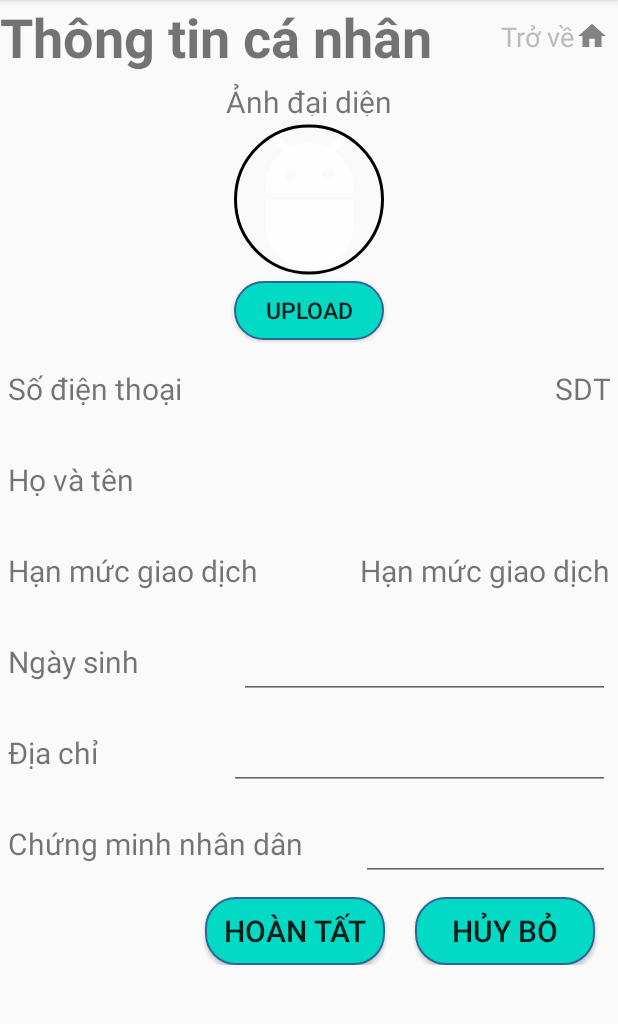
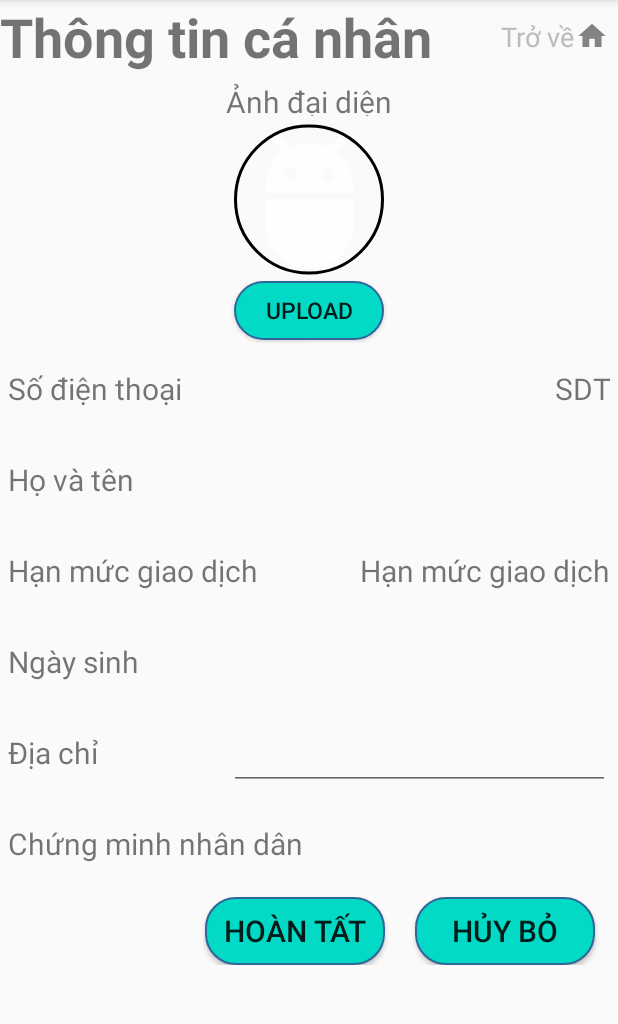
Before and after one commit to tuyen3962/Ewallet, an Android app: the PersonalDetailActivity screen opened directly, with no data from a screen before it, after a tap on "SỬA", on a phone screen of 412 x 824 dp, the part 84-1108 px from its top. Run offline under Robolectric (Android 15) with nearby library versions, the light colour scheme and no system bars; our stand-ins replace CircleImageView, Firebase (no records; nobody signed in at launch, a user with empty details on screens opened directly); pictures from the network do not load; 1 statement that could not run was skipped.

Commit message:
Edit user profile
Minor update editing user profile

```diff
--- a/EwalletExample/app/src/main/java/com/example/ewalletexample/PersonalDetailActivity.java
+++ b/EwalletExample/app/src/main/java/com/example/ewalletexample/PersonalDetailActivity.java
@@ -11,6 +11,7 @@
 import de.hdodenhof.circleimageview.CircleImageView;
 
 import android.Manifest;
+import android.app.DatePickerDialog;
 import android.content.Intent;
 import android.content.pm.PackageManager;
 import android.graphics.Bitmap;
@@ -21,6 +22,7 @@
 import android.util.Log;
 import android.view.View;
 import android.widget.Button;
+import android.widget.DatePicker;
 import android.widget.EditText;
 import android.widget.TextView;
 
@@ -53,8 +55,9 @@
 
 import java.io.File;
 import java.io.IOException;
+import java.util.Calendar;
 
-public class PersonalDetailActivity extends AppCompatActivity implements AlertDialogTakePictureFunction, ResponseMethod, ResponseModelByKey<UserModel> {
+public class PersonalDetailActivity extends AppCompatActivity implements AlertDialogTakePictureFunction, ResponseMethod, ResponseModelByKey<UserModel>, DatePickerDialog.OnDateSetListener {
     private final static String DIALOG_TAG = "DIALOG";
     private final static int TAKE_PHOTO_REQUEST = 100;
     private final static int PICK_IMAGE_REQUEST = 101;
@@ -66,7 +69,7 @@
             btnEditUserDetail, btnFinishEditUserDetail, btnCancelEditUserDetail;
 
     TextView tvDateOfBirth, tvAddress, tvCMND, tvFullname;
-    EditText etDateOfBirth, etAddress, etCMND;
+    EditText etAddress;
     CircleImageView imgAccount;
     ProgressBarManager progressBarManager;
 
@@ -81,8 +84,9 @@
     private String currentPhotoPath;
     private File photoFile;
     private Uri photoUri;
-    private boolean canTakePhoto = false;
-    private boolean canPickImage = false;
+    private boolean canTakePhoto = false, canPickImage = false;
+
+    DatePickerDialog datePickerDialog;
 
     @Override
     protected void onCreate(Bundle savedInstanceState) {
@@ -99,6 +103,7 @@
     }
 
     void Initialize(){
+        datePickerDialog = new DatePickerDialog(this,this,1998,1,1);
         btnCancelEditUserDetail = findViewById(R.id.btnCancelEditUserDetail);
         btnVerifyUploadImage = findViewById(R.id.btnVerifyUploadImage);
         btnCancelUploadImage = findViewById(R.id.btnCancelUploadImage);
@@ -111,13 +116,11 @@
         tvCMND = findViewById(R.id.tvCMND);
         tvFullname = findViewById(R.id.tvFullName);
 
-        managementTextViewVisibility = new TextVisibilityManagement(true, tvAddress, tvCMND,tvDateOfBirth);
+        managementTextViewVisibility = new TextVisibilityManagement(tvAddress, tvCMND);
 
-        etDateOfBirth = findViewById(R.id.etDateOfBirth);
         etAddress = findViewById(R.id.etAddress);
-        etCMND = findViewById(R.id.etCMND);
 
-        managementEditTextVisibility = new TextVisibilityManagement(false, etAddress, etCMND, etDateOfBirth);
+        managementEditTextVisibility = new TextVisibilityManagement(etAddress);
 
         imgAccount = findViewById(R.id.imgAccount);
 
@@ -243,7 +246,6 @@
         dialogTakePicture.show(ft, DIALOG_TAG);
     }
 
-    //Finish
     public void EditUserDetailEvent(View view){
         ShowEditTextUserDetail();
         HideTextViewUserDetail();
@@ -252,8 +254,8 @@
 
     //Unfinish
     public void FinishEditUserDetailEvent(View view) {
-        String dob = etDateOfBirth.getText().toString();
-        String cmnd = etCMND.getText().toString();
+        String dob = tvDateOfBirth.getText().toString();
+        String cmnd = tvCMND.getText().toString();
         String address = etAddress.getText().toString();
 
         String[] arrStr = new String[]{"userid:"+ user.getUserId(),"pin:","dob:" + dob,"cmnd:"+ cmnd,"address:"+ address};
@@ -272,6 +274,12 @@
         ShowTextViewUserDetail();
         ShowButtonCancelEditUserDetail();
         FillUserProfileIntoEditText();
+    }
+
+    public void ShowDatePickerDialog(View view){
+        if(managementEditTextVisibility.IsVisible()){
+            datePickerDialog.show();
+        }
     }
 
     private void ShowEditTextUserDetail(){
@@ -323,8 +331,6 @@
 
     private void FillUserProfileIntoEditText(){
         etAddress.setText(user.getAddress());
-        etCMND.setText(user.getCmnd());
-        etDateOfBirth.setText(user.getDateOfbirth());
     }
 
     @Override
@@ -422,6 +428,17 @@
         firebaseDatabaseHandler.UpdateData(Symbol.CHILD_NAME_FIREBASE_DATABASE.GetValue(), user.getUserId(), model);
     }
 
+    @Override
+    public void onDateSet(DatePicker view, int year, int month, int dayOfMonth) {
+        Calendar c = Calendar.getInstance();
+        c.set(Calendar.YEAR, year);
+        c.set(Calendar.MONTH, month);
+        c.set(Calendar.DAY_OF_MONTH,dayOfMonth);
+
+        String currentDateString = dayOfMonth+"/"+(month+1)+"/"+year;
+        tvDateOfBirth.setText(currentDateString);
+    }
+
     class UpdateUserProfileThread extends RequestServerAPI implements RequestServerFunction{
 
         @Override
@@ -435,8 +452,8 @@
 
         @Override
         public void DataHandle(JSONObject jsonData) throws JSONException {
-            user.setDateOfbirth(etDateOfBirth.getText().toString());
-            user.setCmnd(etCMND.getText().toString());
+            user.setDateOfbirth(tvDateOfBirth.getText().toString());
+            user.setCmnd(tvCMND.getText().toString());
             user.setAddress(etAddress.getText().toString());
             ShowUserProfile();
             ShowTextViewUserDetail();
--- a/EwalletExample/app/src/main/java/com/example/ewalletexample/service/ServerAPI.java
+++ b/EwalletExample/app/src/main/java/com/example/ewalletexample/service/ServerAPI.java
@@ -18,7 +18,7 @@
     GET_BANK_LINKING_API("/bank-mapping/list"),
     GET_LIST_BANK_SUPPORT("/bank-mapping/support-bank");
 
-    private String baseURL = "http://192.168.20.112:8080";
+    private String baseURL = "http://192.168.1.11:8080";
 
 
     private String url;
--- a/EwalletExample/app/src/main/java/com/example/ewalletexample/utilies/TextVisibilityManagement.java
+++ b/EwalletExample/app/src/main/java/com/example/ewalletexample/utilies/TextVisibilityManagement.java
@@ -8,65 +8,33 @@
 import java.util.List;
 
 public class TextVisibilityManagement {
-    private List<EditText> listEditTexts;
-    private List<TextView> listTextViews;
-    private boolean isTextview;
+    private List<View> listViewItems;
 
-    public TextVisibilityManagement(boolean isTextview, EditText... listItems){
-        listEditTexts = new ArrayList<>();
-        this.isTextview = isTextview;
+    public TextVisibilityManagement(View... listItems){
+        listViewItems = new ArrayList<>();
 
-        for (EditText item : listItems){
-            listEditTexts.add(item);
+        for (View item : listItems){
+            listViewItems.add(item);
         }
     }
 
-    public TextVisibilityManagement(boolean isTextview, TextView... listItems){
-        listTextViews = new ArrayList<>();
-        this.isTextview = isTextview;
+    public boolean IsVisible(){
+        if (listViewItems.size() > 0){
+            return listViewItems.get(0).getVisibility() == View.VISIBLE;
+        }
 
-        for (TextView item : listItems){
-            listTextViews.add(item);
-        }
+        return false;
     }
 
     public void ShowText(){
-        if(isTextview){
-            ShowListTextView();
-        } else{
-            ShowListEditText();
-        }
-    }
-
-    private void ShowListTextView(){
-        for (TextView textView : listTextViews){
-            textView.setVisibility(View.VISIBLE);
-        }
-    }
-
-    private void ShowListEditText(){
-        for (EditText editText : listEditTexts){
-            editText.setVisibility(View.VISIBLE);
+        for (View item : listViewItems){
+            item.setVisibility(View.VISIBLE);
         }
     }
 
     public void HideText(){
-        if(isTextview){
-            HideListTextView();
-        } else{
-            HideListEditText();
-        }
-    }
-
-    private void HideListTextView(){
-        for (TextView textView : listTextViews){
-            textView.setVisibility(View.GONE);
-        }
-    }
-
-    private void HideListEditText(){
-        for (EditText editText : listEditTexts){
-            editText.setVisibility(View.GONE);
+        for (View item : listViewItems){
+            item.setVisibility(View.GONE);
         }
     }
 }
--- a/EwalletExample/app/src/main/res/layout/activity_personal_detail.xml
+++ b/EwalletExample/app/src/main/res/layout/activity_personal_detail.xml
@@ -206,18 +206,8 @@
                     android:gravity="center_vertical|right"
                     android:layout_marginStart="10dp"
                     android:text="DATE OF BIRTH"
-                    android:textSize="20sp" />
-
-                <EditText
-                    android:id="@+id/etDateOfBirth"
-                    android:layout_width="wrap_content"
-                    android:layout_height="match_parent"
-                    android:layout_weight="4"
-                    android:gravity="center"
-                    android:layout_marginStart="10dp"
-                    android:text="DATE OF BIRTH"
                     android:textSize="20sp"
-                    android:visibility="gone"/>
+                    android:onClick="ShowDatePickerDialog"/>
 
             </LinearLayout>
 
@@ -281,17 +271,6 @@
                     android:text="CMND"
                     android:textSize="20sp" />
 
-                <EditText
-                    android:id="@+id/etCMND"
-                    android:layout_width="wrap_content"
-                    android:layout_height="match_parent"
-                    android:layout_marginLeft="10dp"
-                    android:layout_weight="5"
-                    android:gravity="center"
-                    android:text="CMND"
-                    android:textSize="20sp"
-                    android:visibility="gone"/>
-
             </LinearLayout>
 
             <LinearLayout
```
